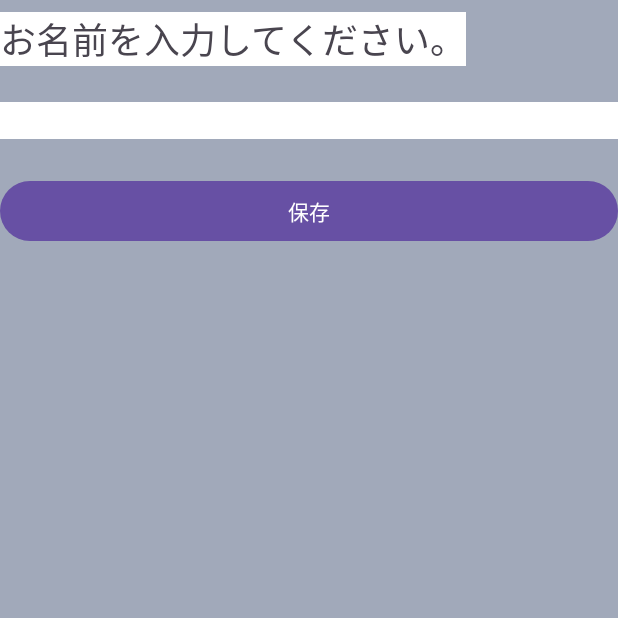
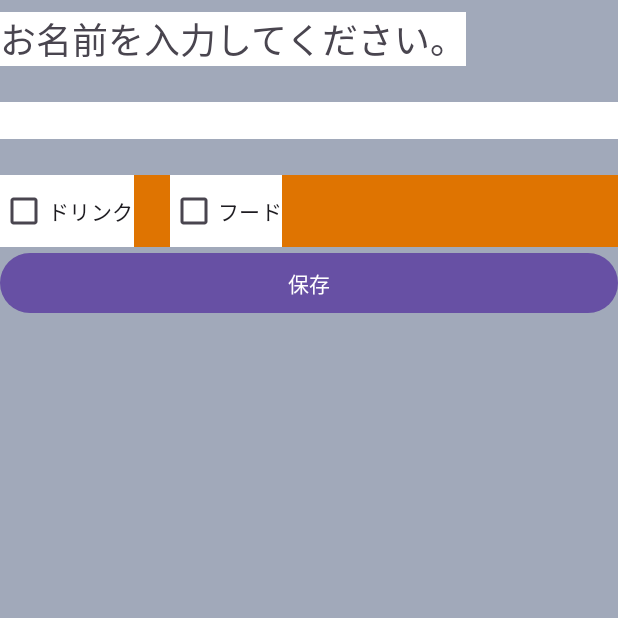
Before and after one commit to itc-s22030/Android1, an Android app: the screen it shows after launch (MainActivity), on a phone screen of 412 x 824 dp, the top half of it. Run offline under Robolectric (Android 15) with nearby library versions, the phone set to English and light mode, and no system bars.

Commit message:
3.4終わり ボタン作った

```diff
--- a/ViewSample/app/src/main/res/layout/activity_main.xml
+++ b/ViewSample/app/src/main/res/layout/activity_main.xml
@@ -19,13 +19,36 @@
         android:textSize="24sp" />
 
     <EditText
+        android:id="@+id/etInput"
         android:layout_width="match_parent"
         android:layout_height="wrap_content"
-        android:id="@+id/etInput"
+        android:layout_marginTop="8dp"
         android:layout_marginBottom="24dp"
-        android:layout_marginTop="8dp"
         android:background="#ffffff"
         android:inputType="phone" />
+
+    <LinearLayout
+        android:layout_width="match_parent"
+        android:layout_height="wrap_content"
+        android:background="#df7401"
+        android:orientation="horizontal">
+
+        <CheckBox
+            android:id="@+id/cb_drink"
+            android:layout_width="wrap_content"
+            android:layout_height="wrap_content"
+            android:layout_marginEnd="24dp"
+            android:background="#ffFFff"
+            android:text="@string/cb_drink" />
+
+        <CheckBox
+            android:id="@+id/cb_food"
+            android:layout_width="wrap_content"
+            android:layout_height="wrap_content"
+            android:layout_marginEnd="24dp"
+            android:background="#ffFFff"
+            android:text="@string/cb_food" />
+    </LinearLayout>
 
     <Button
         android:id="@+id/btSave"
--- a/ViewSample/app/src/main/res/values/strings.xml
+++ b/ViewSample/app/src/main/res/values/strings.xml
@@ -2,4 +2,6 @@
     <string name="app_name">画面部品サンプル</string>
     <string name="tv_msg">お名前を入力してください。</string>
     <string name="bt_save">保存</string>
+    <string name="cb_drink">ドリンク</string>
+    <string name="cb_food">フード</string>
 </resources>
```
